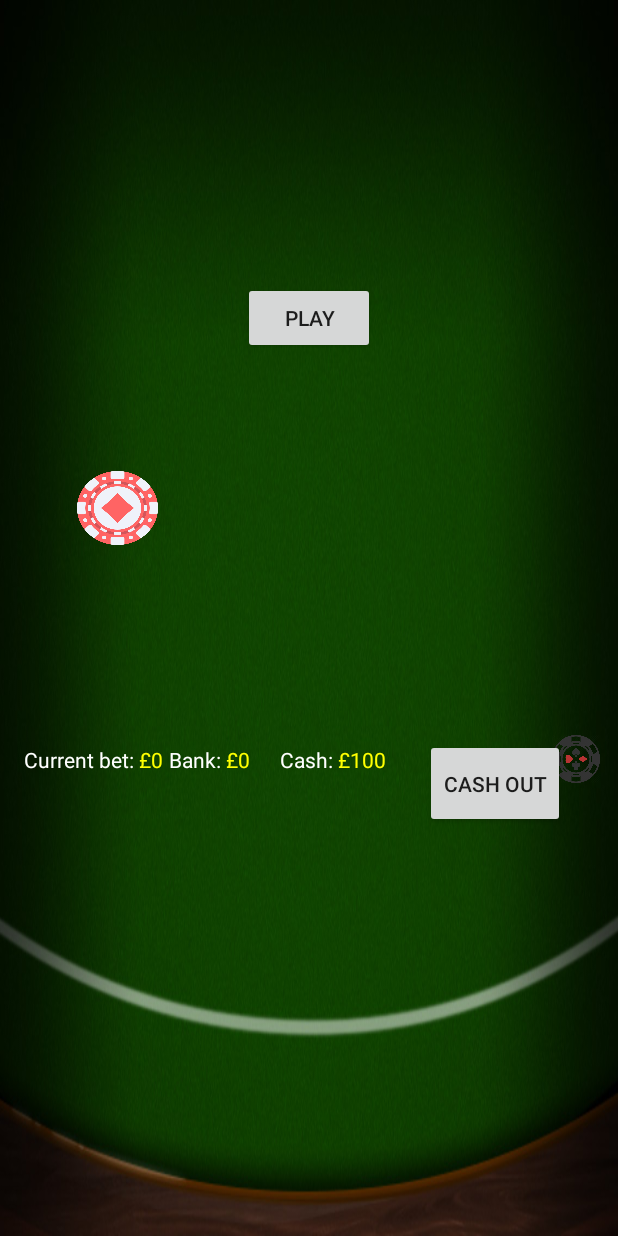
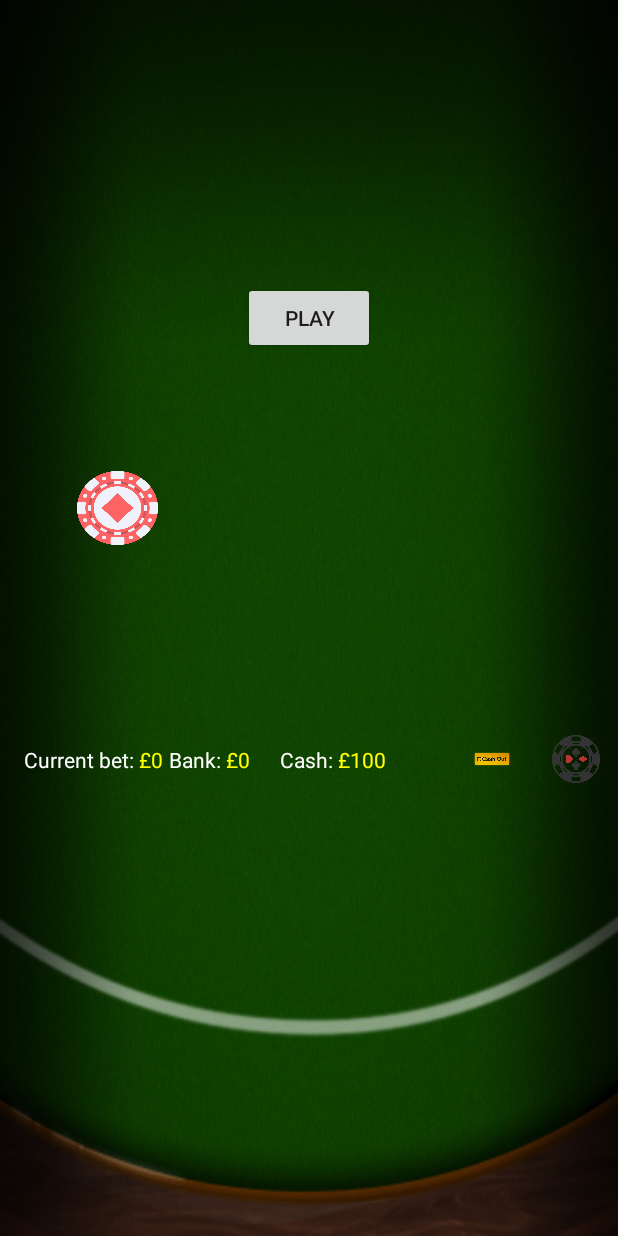
Before and after one commit to gieitlaldywithamy/BlackjackAndroid, an Android app: the screen it shows after launch (MainActivity), on a phone screen of 412 x 824 dp. Run offline under Robolectric (Android 15) with nearby library versions, the phone set to English and light mode, and no system bars.

Commit message:
animation bet button

```diff
--- a/app/src/main/java/com/codeclan/amymorrison/toptrumps/controllers/MainActivity.java
+++ b/app/src/main/java/com/codeclan/amymorrison/toptrumps/controllers/MainActivity.java
@@ -3,6 +3,8 @@ package com.codeclan.amymorrison.toptrumps.controllers;
 import android.content.Context;
 import android.content.DialogInterface;
 import android.content.SharedPreferences;
+import android.graphics.drawable.Drawable;
+import android.graphics.drawable.TransitionDrawable;
 import android.support.v7.app.AlertDialog;
 import android.support.v7.app.AppCompatActivity;
 import android.os.Bundle;
@@ -12,6 +14,8 @@ import android.support.v7.widget.Toolbar;
 import android.view.Menu;
 import android.view.MenuItem;
 import android.view.View;
+import android.view.animation.Animation;
+import android.view.animation.AnimationUtils;
 import android.widget.Button;
 import android.widget.GridView;
 import android.widget.ImageButton;
@@ -32,7 +36,8 @@ public class MainActivity extends AppCompatActivity {
     Button play;
     Button hitBtn;
     Button standBtn;
-    Button cashOut;
+    Animation animation;
+
     ImageButton playerBetBtn;
     Button doubleBtn;
     TextView playerBetView;
@@ -80,6 +85,8 @@ public class MainActivity extends AppCompatActivity {
         playerCardListDisplay.setAdapter(playerHandAdapter);
         playerCardListDisplay.setLayoutManager(layoutManager);
         playerCardListDisplay.setNestedScrollingEnabled(false);
+        animation = AnimationUtils.loadAnimation(getApplicationContext(), R.anim.slide_up);
+        animation.setFillAfter(true);
 
     }
 
@@ -90,7 +97,6 @@ public class MainActivity extends AppCompatActivity {
         hitBtn = findViewById(R.id.hit_btn);
         standBtn = findViewById(R.id.stand_btn);
         playerBetBtn = findViewById(R.id.bet_button_view);
-        cashOut = findViewById(R.id.cash_out_btn);
         doubleBtn = findViewById(R.id.double_down_btn);
 
 
@@ -205,7 +211,6 @@ public class MainActivity extends AppCompatActivity {
 
             player.increaseWinnings((player.getBet()*3/2)+player.getBet());
             updateToolbar();
-            cashOut.setVisibility(View.VISIBLE);
         }
 
     }
@@ -251,12 +256,13 @@ public class MainActivity extends AppCompatActivity {
 
     public void raiseBet(View view) {
         player.raiseBet(5);
+        playerBetBtn.startAnimation(animation);
+
         updateToolbar();
     }
 
     public void toggleMoneyButtonsVisiblity(){
         playerBetBtn.setVisibility(View.INVISIBLE);
-        cashOut.setVisibility(View.INVISIBLE);
     }
 
     public void toggleInGameButtons(){
@@ -266,6 +272,7 @@ public class MainActivity extends AppCompatActivity {
     }
 
     public void new_game(MenuItem item) {
+        toggleInGameButtons();
         blackjack.newGame();
         playerHand = player.getPlayerHand();
         dealerHand = dealer.getPlayerHand();
@@ -276,8 +283,7 @@ public class MainActivity extends AppCompatActivity {
         playerBetBtn.setVisibility(View.VISIBLE);
     }
 
-    public void player_cash_out(View view) {
-        cashOut.setVisibility(View.INVISIBLE);
+    public void player_cash_out(MenuItem item) {
         int playerBanked = sharedPref.getInt("winnings", 0);
         SharedPreferences.Editor editor = sharedPref.edit();
         player.profit(playerBanked);
@@ -289,7 +295,8 @@ public class MainActivity extends AppCompatActivity {
     }
 
     public void double_down(View view) {
-        player.raiseBet(player.getBet()*2);
+        player.doubleDown();
+
         updateToolbar();
         hitBtn.performClick();
         standBtn.performClick();
--- a/app/src/main/java/com/codeclan/amymorrison/toptrumps/gamelogic/Hand.java
+++ b/app/src/main/java/com/codeclan/amymorrison/toptrumps/gamelogic/Hand.java
@@ -12,13 +12,16 @@ import java.util.ArrayList;
 public class Hand {
 
     protected ArrayList<Card> cards;
+    private boolean isSplit;
 
     public Hand(){
         this.cards = new ArrayList<>();
+        this.isSplit = false;
     }
     public ArrayList<Card> getCards() {
         return this.cards;
     }
+
 
     public boolean handContainsAce(){
         boolean containsAce = false;
@@ -54,4 +57,8 @@ public class Hand {
     public void add(Card card) {
         this.cards.add(card);
     }
+
+    public int cardCount() {
+        return this.cards.size();
+    }
 }
--- /dev/null
+++ b/app/src/main/res/anim/slide_up.xml
@@ -0,0 +1,5 @@
+<?xml version="1.0" encoding="utf-8"?>
+    <translate xmlns:android="http://schemas.android.com/apk/res/android"
+        android:fromYDelta="0"
+        android:toYDelta="-35%p"
+        android:duration="500" />
--- a/app/src/main/res/layout/activity_main.xml
+++ b/app/src/main/res/layout/activity_main.xml
@@ -84,7 +84,7 @@
         android:layout_marginEnd="8dp"
         android:layout_marginStart="8dp"
         android:layout_marginTop="8dp"
-        android:background="@android:drawable/list_selector_background"
+        android:background="@drawable/bet_chip"
         android:onClick="raiseBet"
         android:scaleType="fitXY"
         app:layout_constraintBottom_toBottomOf="parent"
@@ -136,7 +136,6 @@
             android:minHeight="?attr/actionBarSize"
             android:theme="?attr/actionBarTheme"
             app:layout_constraintEnd_toEndOf="parent"
-            app:layout_constraintHorizontal_bias="1.0"
             app:layout_constraintStart_toStartOf="parent"
             app:layout_constraintTop_toBottomOf="@id/card_list_view_in_fragment">
 
@@ -194,19 +193,6 @@
         app:layout_constraintTop_toBottomOf="@+id/toolbar"
         app:layout_constraintVertical_bias="0.996" />
 
-    <Button
-        android:id="@+id/cash_out_btn"
-        android:layout_width="93dp"
-        android:layout_height="59dp"
-        android:layout_marginBottom="272dp"
-        android:layout_marginEnd="8dp"
-        android:layout_marginStart="8dp"
-        android:text="Cash out"
-        android:onClick="player_cash_out"
-        app:layout_constraintBottom_toBottomOf="parent"
-        app:layout_constraintEnd_toEndOf="parent"
-        app:layout_constraintHorizontal_bias="0.487"
-        app:layout_constraintStart_toEndOf="@+id/play_btn" />
 
     <Button
         android:id="@+id/double_down_btn"
--- a/app/src/main/res/menu/main_menu.xml
+++ b/app/src/main/res/menu/main_menu.xml
@@ -1,10 +1,20 @@
 <?xml version="1.0" encoding="utf-8"?>
     <menu xmlns:android="http://schemas.android.com/apk/res/android"
         xmlns:app="http://schemas.android.com/apk/res-auto">
+
+    <item
+        android:id="@+id/cash_out_menu_btn"
+        android:icon="@drawable/cash_out"
+        android:title="@string/bet"
+        android:onClick="player_cash_out"
+        app:showAsAction="always" />
+
         <item
             android:id="@+id/checkBet"
             android:icon="@drawable/bet_chip"
-            android:title="@string/bet"
+            android:title="cash out"
             android:onClick="new_game"
             app:showAsAction="always" />
+
+
     </menu>
```
Also changed, not shown: app/src/main/java/com/codeclan/amymorrison/toptrumps/gamelogic/DealerHand.java (deleted, +0 -9 lines), app/src/main/java/com/codeclan/amymorrison/toptrumps/gamelogic/Player.java (+11 -1 lines), app/src/main/res/drawable/cash_out.png (added).
